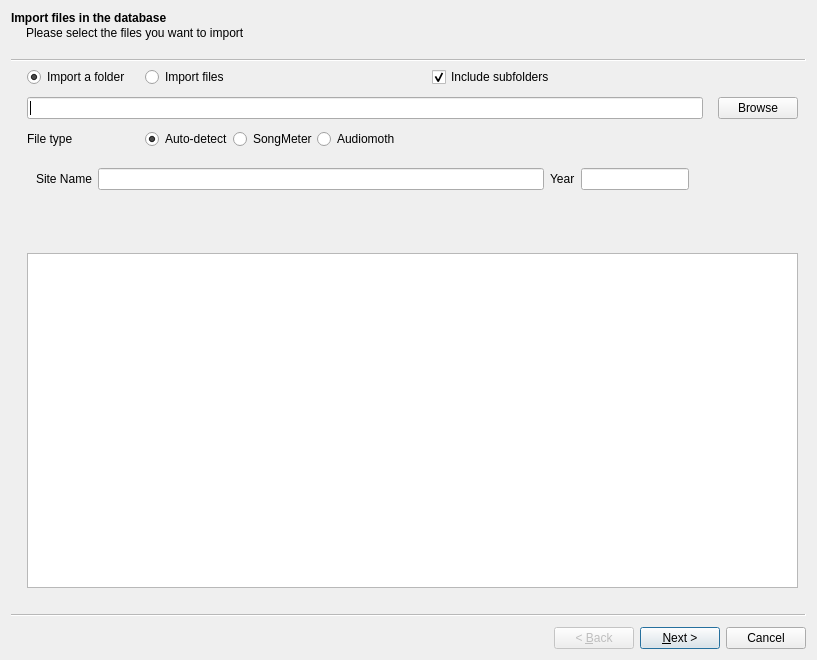
Old version of the form src/gui/widgets/dbmanager/ui/fileimport.ui in the repository Vin985/ecosongs.
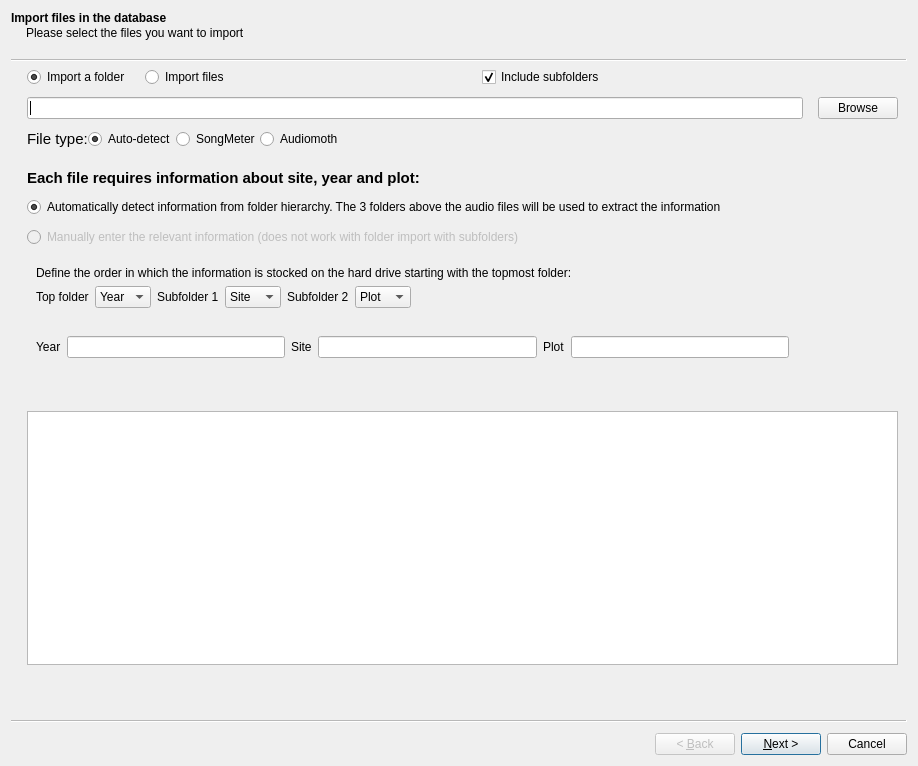
New version of the form.

```diff
--- a/src/gui/widgets/dbmanager/ui/fileimport.ui
+++ b/src/gui/widgets/dbmanager/ui/fileimport.ui
@@ -6,8 +6,8 @@
    <rect>
     <x>0</x>
     <y>0</y>
-    <width>817</width>
-    <height>660</height>
+    <width>918</width>
+    <height>766</height>
    </rect>
   </property>
   <property name="windowTitle">
@@ -25,8 +25,8 @@
      <rect>
       <x>0</x>
       <y>0</y>
-      <width>791</width>
-      <height>521</height>
+      <width>891</width>
+      <height>598</height>
      </rect>
     </property>
     <layout class="QGridLayout" name="gridLayout">
@@ -42,7 +42,7 @@
      <property name="verticalSpacing">
       <number>10</number>
      </property>
-     <item row="4" column="0" colspan="4">
+     <item row="9" column="0" colspan="4">
       <spacer name="verticalSpacer">
        <property name="orientation">
         <enum>Qt::Vertical</enum>
@@ -53,7 +53,7 @@
        <property name="sizeHint" stdset="0">
         <size>
          <width>20</width>
-         <height>20</height>
+         <height>10</height>
         </size>
        </property>
       </spacer>
@@ -93,24 +93,8 @@
        </attribute>
       </widget>
      </item>
-     <item row="6" column="0" colspan="4">
-      <widget class="QTextEdit" name="logConsole"/>
-     </item>
-     <item row="2" column="0">
-      <widget class="QLabel" name="label_3">
-       <property name="sizePolicy">
-        <sizepolicy hsizetype="Fixed" vsizetype="Preferred">
-         <horstretch>0</horstretch>
-         <verstretch>0</verstretch>
-        </sizepolicy>
-       </property>
-       <property name="text">
-        <string>File type</string>
-       </property>
-       <property name="margin">
-        <number>5</number>
-       </property>
-      </widget>
+     <item row="11" column="0" colspan="4">
+      <widget class="QTextEdit" name="log_console"/>
      </item>
      <item row="0" column="1">
       <widget class="QRadioButton" name="radio_file">
@@ -137,64 +121,6 @@
        </attribute>
       </widget>
      </item>
-     <item row="2" column="1">
-      <layout class="QHBoxLayout" name="horizontalLayout_6">
-       <item>
-        <widget class="QRadioButton" name="radio_type_auto">
-         <property name="enabled">
-          <bool>true</bool>
-         </property>
-         <property name="sizePolicy">
-          <sizepolicy hsizetype="Maximum" vsizetype="Fixed">
-           <horstretch>0</horstretch>
-           <verstretch>0</verstretch>
-          </sizepolicy>
-         </property>
-         <property name="text">
-          <string>Auto-detect</string>
-         </property>
-         <property name="checked">
-          <bool>true</bool>
-         </property>
-         <attribute name="buttonGroup">
-          <string notr="true">radio_type</string>
-         </attribute>
-        </widget>
-       </item>
-       <item>
-        <widget class="QRadioButton" name="radio_type_sm">
-         <property name="sizePolicy">
-          <sizepolicy hsizetype="Maximum" vsizetype="Fixed">
-           <horstretch>0</horstretch>
-           <verstretch>0</verstretch>
-          </sizepolicy>
-         </property>
-         <property name="text">
-          <string>SongMeter</string>
-         </property>
-         <attribute name="buttonGroup">
-          <string notr="true">radio_type</string>
-         </attribute>
-        </widget>
-       </item>
-       <item>
-        <widget class="QRadioButton" name="radio_type_am">
-         <property name="sizePolicy">
-          <sizepolicy hsizetype="Preferred" vsizetype="Fixed">
-           <horstretch>0</horstretch>
-           <verstretch>0</verstretch>
-          </sizepolicy>
-         </property>
-         <property name="text">
-          <string>Audiomoth</string>
-         </property>
-         <attribute name="buttonGroup">
-          <string notr="true">radio_type</string>
-         </attribute>
-        </widget>
-       </item>
-      </layout>
-     </item>
      <item row="1" column="3">
       <widget class="QPushButton" name="btn_browse_src">
        <property name="sizePolicy">
@@ -224,34 +150,11 @@
        </property>
       </widget>
      </item>
-     <item row="3" column="0" colspan="4">
-      <widget class="QWidget" name="site_opt" native="true">
+     <item row="8" column="0" colspan="4">
+      <widget class="QWidget" name="site_manual" native="true">
        <layout class="QHBoxLayout" name="horizontalLayout">
         <item>
-         <widget class="QLabel" name="label">
-          <property name="sizePolicy">
-           <sizepolicy hsizetype="Maximum" vsizetype="Preferred">
-            <horstretch>0</horstretch>
-            <verstretch>0</verstretch>
-           </sizepolicy>
-          </property>
-          <property name="text">
-           <string>Site Name</string>
-          </property>
-         </widget>
-        </item>
-        <item>
-         <widget class="QLineEdit" name="lineEdit_2">
-          <property name="sizePolicy">
-           <sizepolicy hsizetype="Preferred" vsizetype="Fixed">
-            <horstretch>0</horstretch>
-            <verstretch>0</verstretch>
-           </sizepolicy>
-          </property>
-         </widget>
-        </item>
-        <item>
-         <widget class="QLabel" name="label_2">
+         <widget class="QLabel" name="label_8">
           <property name="sizePolicy">
            <sizepolicy hsizetype="Maximum" vsizetype="Preferred">
             <horstretch>0</horstretch>
@@ -266,7 +169,53 @@
         <item>
          <widget class="QLineEdit" name="lineEdit">
           <property name="sizePolicy">
-           <sizepolicy hsizetype="Maximum" vsizetype="Fixed">
+           <sizepolicy hsizetype="Preferred" vsizetype="Fixed">
+            <horstretch>0</horstretch>
+            <verstretch>0</verstretch>
+           </sizepolicy>
+          </property>
+         </widget>
+        </item>
+        <item>
+         <widget class="QLabel" name="label">
+          <property name="sizePolicy">
+           <sizepolicy hsizetype="Maximum" vsizetype="Preferred">
+            <horstretch>0</horstretch>
+            <verstretch>0</verstretch>
+           </sizepolicy>
+          </property>
+          <property name="text">
+           <string>Site</string>
+          </property>
+         </widget>
+        </item>
+        <item>
+         <widget class="QLineEdit" name="input_site">
+          <property name="sizePolicy">
+           <sizepolicy hsizetype="Preferred" vsizetype="Fixed">
+            <horstretch>0</horstretch>
+            <verstretch>0</verstretch>
+           </sizepolicy>
+          </property>
+         </widget>
+        </item>
+        <item>
+         <widget class="QLabel" name="label_4">
+          <property name="sizePolicy">
+           <sizepolicy hsizetype="Maximum" vsizetype="Preferred">
+            <horstretch>0</horstretch>
+            <verstretch>0</verstretch>
+           </sizepolicy>
+          </property>
+          <property name="text">
+           <string>Plot</string>
+          </property>
+         </widget>
+        </item>
+        <item>
+         <widget class="QLineEdit" name="input_plot">
+          <property name="sizePolicy">
+           <sizepolicy hsizetype="Preferred" vsizetype="Fixed">
             <horstretch>0</horstretch>
             <verstretch>0</verstretch>
            </sizepolicy>
@@ -292,7 +241,7 @@
        </layout>
       </widget>
      </item>
-     <item row="5" column="0" colspan="4">
+     <item row="10" column="0" colspan="4">
       <widget class="QLabel" name="lbl_status">
        <property name="sizePolicy">
         <sizepolicy hsizetype="Preferred" vsizetype="Fixed">
@@ -305,6 +254,325 @@
        </property>
       </widget>
      </item>
+     <item row="7" column="0" colspan="4">
+      <widget class="QWidget" name="site_auto" native="true">
+       <layout class="QGridLayout" name="gridLayout_2">
+        <property name="leftMargin">
+         <number>9</number>
+        </property>
+        <property name="topMargin">
+         <number>9</number>
+        </property>
+        <property name="rightMargin">
+         <number>9</number>
+        </property>
+        <property name="bottomMargin">
+         <number>9</number>
+        </property>
+        <item row="0" column="0">
+         <widget class="QLabel" name="label_2">
+          <property name="sizePolicy">
+           <sizepolicy hsizetype="Maximum" vsizetype="Preferred">
+            <horstretch>0</horstretch>
+            <verstretch>0</verstretch>
+           </sizepolicy>
+          </property>
+          <property name="text">
+           <string>Define the order in which the information is stocked on the hard drive starting with the topmost folder:</string>
+          </property>
+         </widget>
+        </item>
+        <item row="1" column="0">
+         <layout class="QHBoxLayout" name="horizontalLayout_2">
+          <item>
+           <widget class="QLabel" name="label_5">
+            <property name="sizePolicy">
+             <sizepolicy hsizetype="Maximum" vsizetype="Preferred">
+              <horstretch>0</horstretch>
+              <verstretch>0</verstretch>
+             </sizepolicy>
+            </property>
+            <property name="text">
+             <string>Top folder</string>
+            </property>
+           </widget>
+          </item>
+          <item>
+           <widget class="QComboBox" name="idx_2">
+            <property name="sizePolicy">
+             <sizepolicy hsizetype="Maximum" vsizetype="Fixed">
+              <horstretch>0</horstretch>
+              <verstretch>0</verstretch>
+             </sizepolicy>
+            </property>
+            <item>
+             <property name="text">
+              <string>Year</string>
+             </property>
+            </item>
+            <item>
+             <property name="text">
+              <string>Site</string>
+             </property>
+            </item>
+            <item>
+             <property name="text">
+              <string>Plot</string>
+             </property>
+            </item>
+           </widget>
+          </item>
+          <item>
+           <widget class="QLabel" name="label_7">
+            <property name="sizePolicy">
+             <sizepolicy hsizetype="Maximum" vsizetype="Preferred">
+              <horstretch>0</horstretch>
+              <verstretch>0</verstretch>
+             </sizepolicy>
+            </property>
+            <property name="text">
+             <string>Subfolder 1</string>
+            </property>
+           </widget>
+          </item>
+          <item>
+           <widget class="QComboBox" name="idx_1">
+            <property name="sizePolicy">
+             <sizepolicy hsizetype="Maximum" vsizetype="Fixed">
+              <horstretch>0</horstretch>
+              <verstretch>0</verstretch>
+             </sizepolicy>
+            </property>
+            <property name="currentIndex">
+             <number>1</number>
+            </property>
+            <item>
+             <property name="text">
+              <string>Year</string>
+             </property>
+            </item>
+            <item>
+             <property name="text">
+              <string>Site</string>
+             </property>
+            </item>
+            <item>
+             <property name="text">
+              <string>Plot</string>
+             </property>
+            </item>
+           </widget>
+          </item>
+          <item>
+           <widget class="QLabel" name="label_6">
+            <property name="sizePolicy">
+             <sizepolicy hsizetype="Maximum" vsizetype="Preferred">
+              <horstretch>0</horstretch>
+              <verstretch>0</verstretch>
+             </sizepolicy>
+            </property>
+            <property name="text">
+             <string>Subfolder 2</string>
+            </property>
+           </widget>
+          </item>
+          <item>
+           <widget class="QComboBox" name="idx_3">
+            <property name="sizePolicy">
+             <sizepolicy hsizetype="Maximum" vsizetype="Fixed">
+              <horstretch>0</horstretch>
+              <verstretch>0</verstretch>
+             </sizepolicy>
+            </property>
+            <property name="currentIndex">
+             <number>2</number>
+            </property>
+            <item>
+             <property name="text">
+              <string>Year</string>
+             </property>
+            </item>
+            <item>
+             <property name="text">
+              <string>Site</string>
+             </property>
+            </item>
+            <item>
+             <property name="text">
+              <string>Plot</string>
+             </property>
+            </item>
+           </widget>
+          </item>
+          <item>
+           <spacer name="horizontalSpacer_2">
+            <property name="orientation">
+             <enum>Qt::Horizontal</enum>
+            </property>
+            <property name="sizeHint" stdset="0">
+             <size>
+              <width>40</width>
+              <height>20</height>
+             </size>
+            </property>
+           </spacer>
+          </item>
+         </layout>
+        </item>
+       </layout>
+      </widget>
+     </item>
+     <item row="6" column="0" colspan="4">
+      <layout class="QHBoxLayout" name="horizontalLayout_4">
+       <item>
+        <widget class="QRadioButton" name="radio_site_manual">
+         <property name="enabled">
+          <bool>false</bool>
+         </property>
+         <property name="text">
+          <string>Manually enter the relevant information (does not work with folder import with subfolders)</string>
+         </property>
+         <attribute name="buttonGroup">
+          <string notr="true">radio_site_info</string>
+         </attribute>
+        </widget>
+       </item>
+      </layout>
+     </item>
+     <item row="3" column="0" colspan="4">
+      <spacer name="verticalSpacer_2">
+       <property name="orientation">
+        <enum>Qt::Vertical</enum>
+       </property>
+       <property name="sizeType">
+        <enum>QSizePolicy::Fixed</enum>
+       </property>
+       <property name="sizeHint" stdset="0">
+        <size>
+         <width>20</width>
+         <height>10</height>
+        </size>
+       </property>
+      </spacer>
+     </item>
+     <item row="4" column="0" colspan="3">
+      <widget class="QLabel" name="label_9">
+       <property name="font">
+        <font>
+         <pointsize>11</pointsize>
+         <weight>75</weight>
+         <bold>true</bold>
+        </font>
+       </property>
+       <property name="text">
+        <string>Each file requires information about site, year and plot:</string>
+       </property>
+      </widget>
+     </item>
+     <item row="5" column="0" colspan="4">
+      <layout class="QHBoxLayout" name="horizontalLayout_3">
+       <item>
+        <widget class="QRadioButton" name="radio_site_auto">
+         <property name="sizePolicy">
+          <sizepolicy hsizetype="Preferred" vsizetype="Fixed">
+           <horstretch>0</horstretch>
+           <verstretch>0</verstretch>
+          </sizepolicy>
+         </property>
+         <property name="text">
+          <string>Automatically detect information from folder hierarchy. The 3 folders above the audio files will be used to extract the information</string>
+         </property>
+         <property name="checked">
+          <bool>true</bool>
+         </property>
+         <attribute name="buttonGroup">
+          <string notr="true">radio_site_info</string>
+         </attribute>
+        </widget>
+       </item>
+      </layout>
+     </item>
+     <item row="2" column="0" colspan="2">
+      <layout class="QHBoxLayout" name="horizontalLayout_6">
+       <item>
+        <widget class="QLabel" name="label_3">
+         <property name="sizePolicy">
+          <sizepolicy hsizetype="Fixed" vsizetype="Preferred">
+           <horstretch>0</horstretch>
+           <verstretch>0</verstretch>
+          </sizepolicy>
+         </property>
+         <property name="font">
+          <font>
+           <pointsize>11</pointsize>
+           <weight>50</weight>
+           <bold>false</bold>
+          </font>
+         </property>
+         <property name="text">
+          <string>File type:</string>
+         </property>
+         <property name="margin">
+          <number>5</number>
+         </property>
+        </widget>
+       </item>
+       <item>
+        <widget class="QRadioButton" name="radio_type_auto">
+         <property name="enabled">
+          <bool>true</bool>
+         </property>
+         <property name="sizePolicy">
+          <sizepolicy hsizetype="Maximum" vsizetype="Fixed">
+           <horstretch>0</horstretch>
+           <verstretch>0</verstretch>
+          </sizepolicy>
+         </property>
+         <property name="text">
+          <string>Auto-detect</string>
+         </property>
+         <property name="checked">
+          <bool>true</bool>
+         </property>
+         <attribute name="buttonGroup">
+          <string notr="true">radio_type</string>
+         </attribute>
+        </widget>
+       </item>
+       <item>
+        <widget class="QRadioButton" name="radio_type_sm">
+         <property name="sizePolicy">
+          <sizepolicy hsizetype="Maximum" vsizetype="Fixed">
+           <horstretch>0</horstretch>
+           <verstretch>0</verstretch>
+          </sizepolicy>
+         </property>
+         <property name="text">
+          <string>SongMeter</string>
+         </property>
+         <attribute name="buttonGroup">
+          <string notr="true">radio_type</string>
+         </attribute>
+        </widget>
+       </item>
+       <item>
+        <widget class="QRadioButton" name="radio_type_am">
+         <property name="sizePolicy">
+          <sizepolicy hsizetype="Preferred" vsizetype="Fixed">
+           <horstretch>0</horstretch>
+           <verstretch>0</verstretch>
+          </sizepolicy>
+         </property>
+         <property name="text">
+          <string>Audiomoth</string>
+         </property>
+         <attribute name="buttonGroup">
+          <string notr="true">radio_type</string>
+         </attribute>
+        </widget>
+       </item>
+      </layout>
+     </item>
     </layout>
    </widget>
   </widget>
```
Left out of the diff: 3 changed lines with no effect on the pictures.
